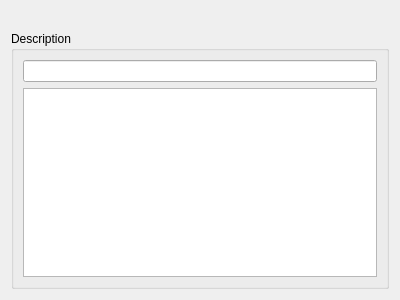
Qt form src/Help/HelpPageMessage.ui (xavierxeon-music/MaxPackageAdmin) before a commit.
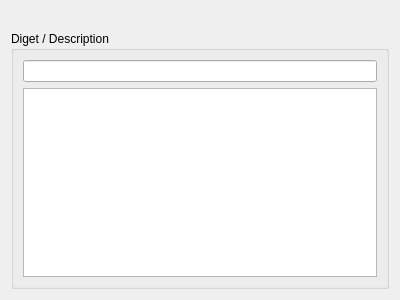
The same form after that commit.

```diff
--- a/src/Help/HelpPageMessage.ui
+++ b/src/Help/HelpPageMessage.ui
@@ -27,7 +27,7 @@
    <item>
     <widget class="QGroupBox" name="digestGroup">
      <property name="title">
-      <string>Description</string>
+      <string>Diget / Description</string>
      </property>
      <property name="flat">
       <bool>true</bool>
```
